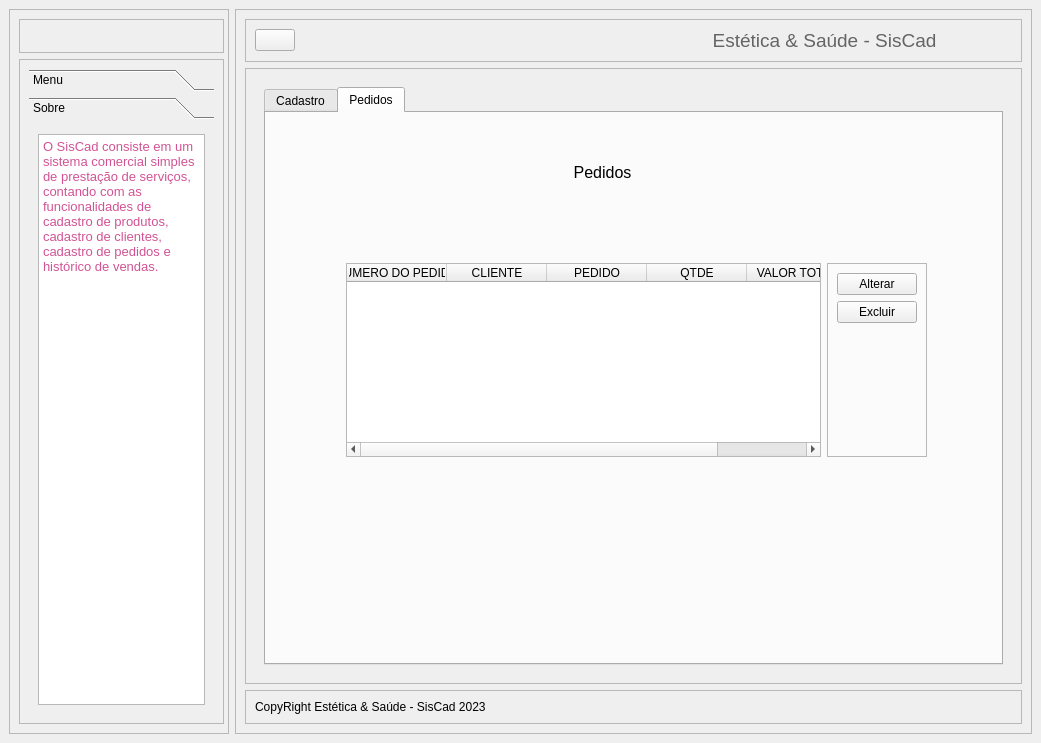
Before: the Qt Designer form cadastro.ui in StephanieFCruz/esteticaesaude, drawn with Qt 5.
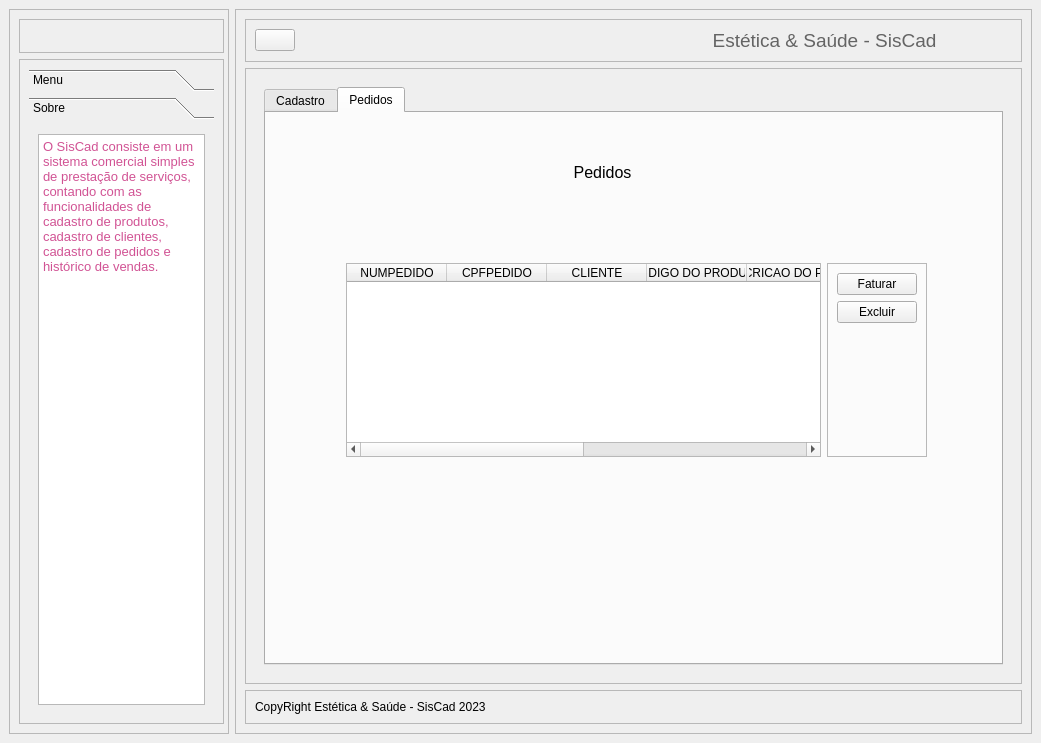
After: the same form once the commit is applied. The open tabs and pages were chosen to show the change. Icons and pictures are not drawn.

The edit to the form file:
```diff
--- a/cadastro.ui
+++ b/cadastro.ui
@@ -989,7 +989,12 @@
                     <widget class="QTableWidget" name="tb_cad_pedido">
                      <column>
                       <property name="text">
-                       <string>NUMERO DO PEDIDO</string>
+                       <string>NUMPEDIDO</string>
+                      </property>
+                     </column>
+                     <column>
+                      <property name="text">
+                       <string>CPFPEDIDO</string>
                       </property>
                      </column>
                      <column>
@@ -999,7 +1004,12 @@
                      </column>
                      <column>
                       <property name="text">
-                       <string>PEDIDO</string>
+                       <string>CODIGO DO PRODUTO</string>
+                      </property>
+                     </column>
+                     <column>
+                      <property name="text">
+                       <string>DESCRICAO DO PRODUTO</string>
                       </property>
                      </column>
                      <column>
@@ -1009,7 +1019,12 @@
                      </column>
                      <column>
                       <property name="text">
-                       <string>VALOR TOTAL</string>
+                       <string>VALORUNITARIO</string>
+                      </property>
+                     </column>
+                     <column>
+                      <property name="text">
+                       <string>VALORTOTAL</string>
                       </property>
                      </column>
                     </widget>
@@ -1026,7 +1041,7 @@
                       <item>
                        <widget class="QPushButton" name="btn_alterar_pedido">
                         <property name="text">
-                         <string>Alterar</string>
+                         <string>Faturar</string>
                         </property>
                        </widget>
                       </item>
```
Left out of the diff: 6 changed lines with no effect on the pictures.
